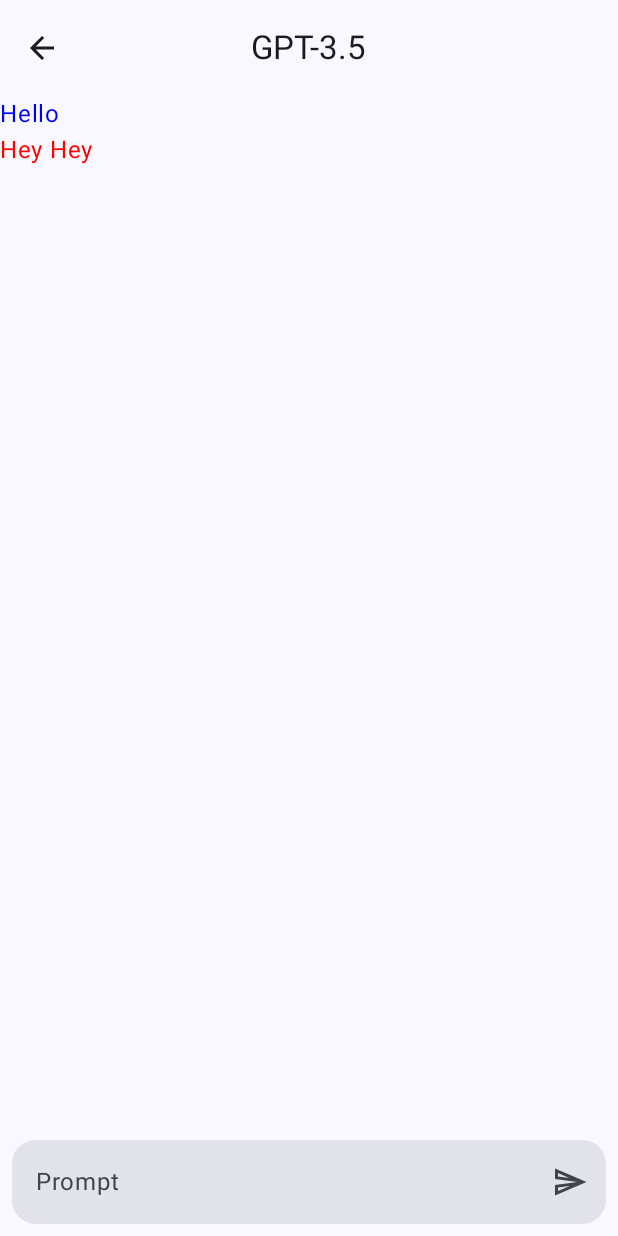
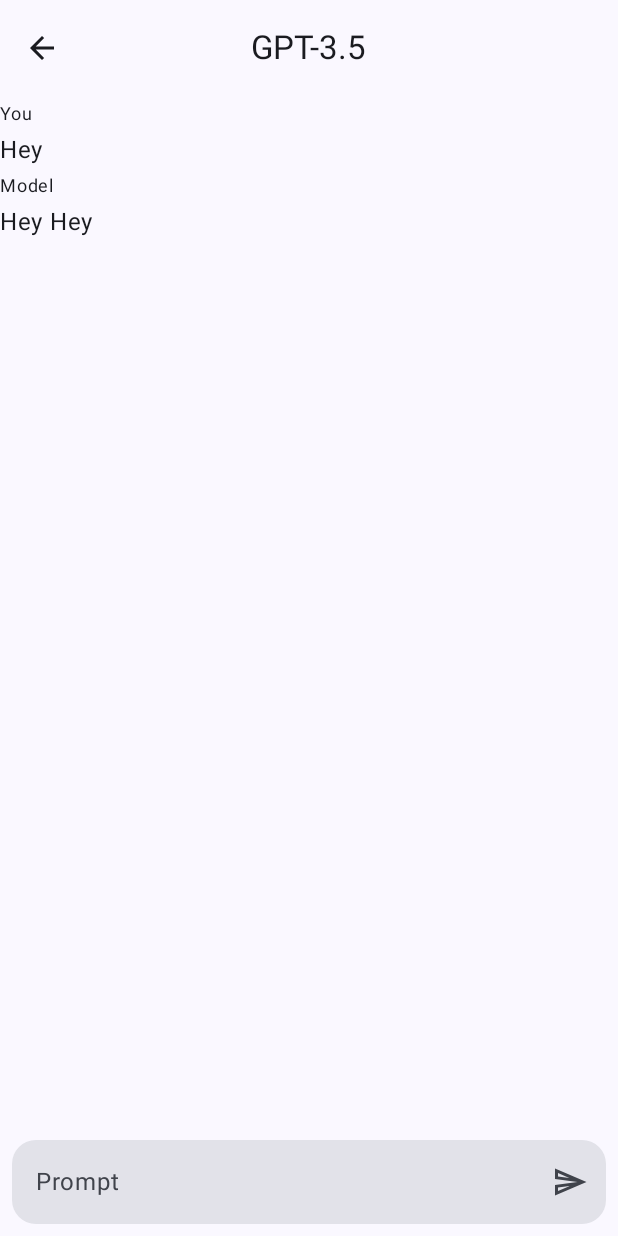
Before and after one commit to prafullKrRj/Chat-Minds, an Android app built with Jetpack Compose: the composable ChatScreen shown on its own in the app's theme, on a phone screen of 412 x 824 dp. Run offline under Robolectric (Android 15) with nearby library versions, the phone set to English and light mode, and no system bars; our stand-ins replace Dagger/Hilt's generated code.

Commit message:
some more tweaks

```diff
--- a/app/src/main/java/com/prafull/chatminds/chatScreen/ChatScreen.kt
+++ b/app/src/main/java/com/prafull/chatminds/chatScreen/ChatScreen.kt
@@ -1,48 +1,54 @@
 package com.prafull.chatminds.chatScreen
 
 import androidx.activity.compose.BackHandler
+import androidx.compose.foundation.layout.Row
+import androidx.compose.foundation.layout.fillMaxWidth
 import androidx.compose.foundation.lazy.LazyColumn
 import androidx.compose.foundation.lazy.items
-import androidx.compose.material.icons.Icons
-import androidx.compose.material.icons.filled.ArrowBack
-import androidx.compose.material3.AlertDialog
-import androidx.compose.material3.CenterAlignedTopAppBar
+import androidx.compose.foundation.lazy.rememberLazyListState
+import androidx.compose.material3.Button
 import androidx.compose.material3.CircularProgressIndicator
-import androidx.compose.material3.ExperimentalMaterial3Api
-import androidx.compose.material3.Icon
-import androidx.compose.material3.IconButton
 import androidx.compose.material3.Scaffold
 import androidx.compose.material3.Text
-import androidx.compose.material3.TextButton
 import androidx.compose.runtime.Composable
+import androidx.compose.runtime.LaunchedEffect
 import androidx.compose.runtime.collectAsState
 import androidx.compose.runtime.getValue
 import androidx.compose.runtime.mutableStateOf
 import androidx.compose.runtime.remember
 import androidx.compose.runtime.setValue
+import androidx.compose.ui.Modifier
+import androidx.compose.ui.unit.sp
 import androidx.navigation.NavController
+import com.prafull.chatminds.chatScreen.components.ChatExitDialog
+import com.prafull.chatminds.chatScreen.components.TopAppBar
+import com.prafull.chatminds.chatScreen.model.ChatMessage
 import com.prafull.chatminds.chatScreen.model.Role
 import com.prafull.chatminds.components.PromptField
 import com.prafull.chatminds.features.newChat.presentation.NewChatViewModel
-import com.prafull.chatminds.ui.goBackStack
 
 
 @Composable
 fun ChatScreen(navController: NavController, newChatViewModel: NewChatViewModel) {
     var alertDialogState by remember { mutableStateOf(false) }
-    BackHandler {
+    BackHandler {   // handle back press
         if (!alertDialogState) {
             alertDialogState = true
         }
     }
     if (alertDialogState) {
+        // show dialog on back press
         ChatExitDialog(navController) {
             alertDialogState = it
         }
     }
-    val chat by newChatViewModel.chat.collectAsState()
-    val isLoading by newChatViewModel.isLoading.collectAsState()
 
+    val chat by newChatViewModel.chat.collectAsState() // get the chat
+    val isLoading by newChatViewModel.isLoading.collectAsState() // check if the chat is loading
+    val listState = rememberLazyListState()
+    LaunchedEffect(key1 = chat.chat.size) {
+        listState.animateScrollToItem(chat.chat.size - 1)
+    }
     Scaffold(
         bottomBar = {
             PromptField {
@@ -54,14 +60,11 @@ fun ChatScreen(navController: NavController, newChatViewModel: NewChatViewModel)
         }
     ) { paddingValues ->
         LazyColumn(
-            contentPadding = paddingValues
+            contentPadding = paddingValues,
+            state = listState
         ) {
-            items(chat.chat) {
-                Text(text = it.message, color = if (it.role == Role.USER) {
-                    androidx.compose.ui.graphics.Color.Blue
-                } else {
-                    androidx.compose.ui.graphics.Color.Red
-                })
+            items(chat.chat) { message ->
+                ChatMessageComposable(chatMessage = message, onRetry = newChatViewModel::retry)
             }
             item {
                 if (isLoading) {
@@ -72,54 +75,21 @@ fun ChatScreen(navController: NavController, newChatViewModel: NewChatViewModel)
     }
 }
 
-@OptIn(ExperimentalMaterial3Api::class)
 @Composable
-fun TopAppBar(navController: NavController, model: String) {
-    var alertDialogState by remember { mutableStateOf(false) }
-    CenterAlignedTopAppBar(
-        title = {
-                Text(text = model)
-        },
-        navigationIcon = {
-            IconButton(onClick = {
-                alertDialogState = true
-            }) {
-                Icon(
-                    imageVector = Icons.Default.ArrowBack,
-                    contentDescription = "Back"
-                )
+fun ChatMessageComposable(chatMessage: ChatMessage, onRetry: () -> Unit) {
+    if (chatMessage.role == Role.BOT && chatMessage.success) {
+        Text(text = "Model", fontSize = 12.sp)
+        Text(text = chatMessage.message)
+    } else if (chatMessage.role == Role.USER){
+        Text(text = "You", fontSize = 12.sp)
+        Text(text = chatMessage.message)
+    } else {
+        Text(text = "Error", fontSize = 12.sp)
+        Text(text = chatMessage.message)
+        Row(Modifier.fillMaxWidth()) {
+            Button(onClick = onRetry) {
+                Text(text = "Retry")
             }
-        }
-    )
-    if (alertDialogState) {
-        ChatExitDialog(navController) {
-            alertDialogState = it
         }
     }
 }
-
-@Composable
-fun ChatExitDialog(navController: NavController, onDismissRequest: (Boolean) -> Unit) {
-    AlertDialog(
-        onDismissRequest = { onDismissRequest(false) },
-        title = {
-            Text(text = "Exit")
-        },
-        text = {
-            Text(text = "Do you want to exit?")
-        },
-        confirmButton = {
-            TextButton(onClick = {
-                onDismissRequest(false)
-                navController.goBackStack()
-            }) {
-                Text(text = "Exit")
-            }
-        },
-        dismissButton = {
-            TextButton(onClick = { onDismissRequest(false) }) {
-                Text(text = "Cancel")
-            }
-        }
-    )
-}
--- /dev/null
+++ b/app/src/main/java/com/prafull/chatminds/chatScreen/components/ChatScreenTopAppBar.kt
@@ -0,0 +1,71 @@
+package com.prafull.chatminds.chatScreen.components
+
+import androidx.compose.material.icons.Icons
+import androidx.compose.material.icons.filled.ArrowBack
+import androidx.compose.material3.AlertDialog
+import androidx.compose.material3.CenterAlignedTopAppBar
+import androidx.compose.material3.ExperimentalMaterial3Api
+import androidx.compose.material3.Icon
+import androidx.compose.material3.IconButton
+import androidx.compose.material3.Text
+import androidx.compose.material3.TextButton
+import androidx.compose.runtime.Composable
+import androidx.compose.runtime.getValue
+import androidx.compose.runtime.mutableStateOf
+import androidx.compose.runtime.remember
+import androidx.compose.runtime.setValue
+import androidx.navigation.NavController
+import com.prafull.chatminds.ui.goBackStack
+
+
+@OptIn(ExperimentalMaterial3Api::class)
+@Composable
+fun TopAppBar(navController: NavController, model: String) {
+    var alertDialogState by remember { mutableStateOf(false) }
+    CenterAlignedTopAppBar(
+        title = {
+            Text(text = model)
+        },
+        navigationIcon = {
+            IconButton(onClick = {
+                alertDialogState = true
+            }) {
+                Icon(
+                    imageVector = Icons.Default.ArrowBack,
+                    contentDescription = "Back"
+                )
+            }
+        }
+    )
+    if (alertDialogState) {
+        ChatExitDialog(navController) {
+            alertDialogState = it
+        }
+    }
+}
+
+@Composable
+fun ChatExitDialog(navController: NavController, onDismissRequest: (Boolean) -> Unit) {
+    AlertDialog(
+        onDismissRequest = { onDismissRequest(false) },
+        title = {
+            Text(text = "Exit")
+        },
+        text = {
+            Text(text = "Do you want to exit?")
+        },
+        confirmButton = {
+            TextButton(onClick = {
+                onDismissRequest(false)
+                navController.goBackStack()
+            }) {
+                Text(text = "Exit")
+            }
+        },
+        dismissButton = {
+            TextButton(onClick = { onDismissRequest(false) }) {
+                Text(text = "Cancel")
+            }
+        }
+    )
+}
--- a/app/src/main/java/com/prafull/chatminds/chatScreen/model/Chat.kt
+++ b/app/src/main/java/com/prafull/chatminds/chatScreen/model/Chat.kt
@@ -11,12 +11,8 @@ data class Chat(
 data class ChatMessage(
     val role: Role = Role.USER,
     val message: String = "",
-    val success: Success = Success.SUCCESS
+    val success: Boolean = true
 )
-enum class Success {
-    SUCCESS,
-    FAILURE
-}
 enum class Role {
     USER,
     BOT
--- a/app/src/main/java/com/prafull/chatminds/features/newChat/presentation/NewChatScreen.kt
+++ b/app/src/main/java/com/prafull/chatminds/features/newChat/presentation/NewChatScreen.kt
@@ -39,6 +39,9 @@ fun NewChatScreen(navController: NavController) {
     var selectedModel by rememberSaveable {
         mutableStateOf("GPT-3.5")
     }
+    var prompt by rememberSaveable {
+        mutableStateOf("")
+    }
     LazyColumn(
         modifier = Modifier
             .fillMaxSize()
@@ -55,6 +58,7 @@ fun NewChatScreen(navController: NavController) {
         item {
             PromptField {
                 selectModel = true
+                prompt = it
             }
         }
     }
@@ -96,7 +100,7 @@ fun NewChatScreen(navController: NavController) {
                 TextButton(
                     onClick = {
                         selectModel = false
-                        navController.navigate(Screens.Chat.name + "/$selectedModel")
+                        navController.navigate(Screens.Chat.name + "/$selectedModel" + "/$prompt")
                     }
                 ) {
                     Text(text = "Confirm")
--- a/app/src/main/java/com/prafull/chatminds/features/newChat/presentation/NewChatViewModel.kt
+++ b/app/src/main/java/com/prafull/chatminds/features/newChat/presentation/NewChatViewModel.kt
@@ -30,12 +30,15 @@ class NewChatViewModel @Inject constructor(
         model = model
     ))
     val chat = _chat.asStateFlow()
-    private val _isLoading = MutableStateFlow<Boolean>(false)
+
+    private var lastUserPrompt by mutableStateOf("")
+    private val _isLoading = MutableStateFlow(false)
     val isLoading = _isLoading.asStateFlow()
     init {
-        sendMessage("Hello")
+        sendMessage(savedStateHandle.get<String>("prompt") ?: "Hey")
     }
     fun sendMessage(message: String) {
+        lastUserPrompt = message
         viewModelScope.launch {
             _chat.update {
                 it.copy(
@@ -59,7 +62,7 @@ class NewChatViewModel @Inject constructor(
                         _chat.update {
                             it.copy(
                                 chat = it.chat + ChatMessage(
-                                    message = "Error: ${it}",
+                                    message = "Error: $it",
                                 )
                             )
                         }
@@ -74,6 +77,9 @@ class NewChatViewModel @Inject constructor(
             }
         }
     }
+    fun retry() {
+        sendMessage(lastUserPrompt)
+    }
 }
 
 data class UiState(
--- a/app/src/main/java/com/prafull/chatminds/ui/NavGraph.kt
+++ b/app/src/main/java/com/prafull/chatminds/ui/NavGraph.kt
@@ -42,7 +42,7 @@ fun Main(navController: NavHostController, updateScreen: (String) -> Unit) {
             updateScreen(Screens.Settings.name)
             SettingsScreen()
         }
-        composable(Screens.Chat.name + "/{model}") {
+        composable(Screens.Chat.name + "/{model}" + "/{prompt}") {
             val viewModel: NewChatViewModel = hiltViewModel()
             updateScreen(Screens.Chat.name)
             ChatScreen(navController, viewModel)
```
